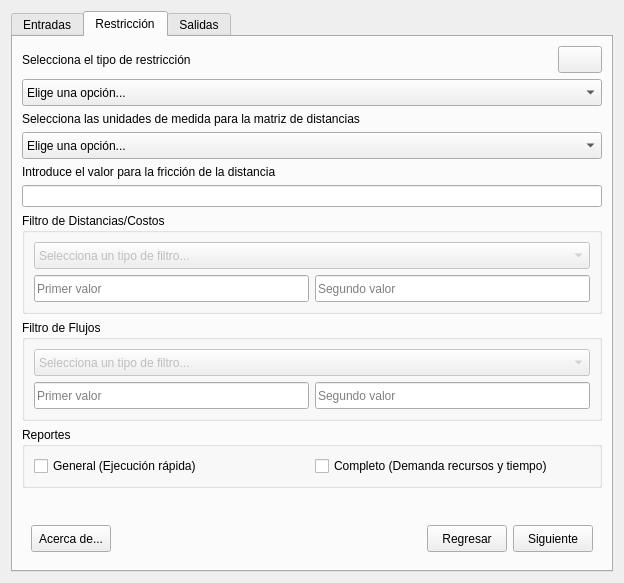
SirHades696/SpatialInteractionModels, file spatial_interaction_models_dialog_base.ui: the form before one commit.
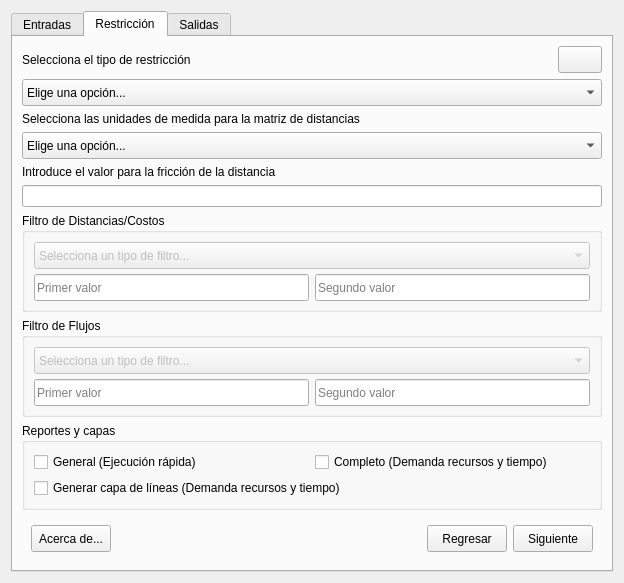
The form after the commit. The open tabs and pages were chosen to show the change. Icons and pictures are not drawn. Custom widgets are drawn as their Qt base class.

What changed in the file:
```diff
--- a/spatial_interaction_models_dialog_base.ui
+++ b/spatial_interaction_models_dialog_base.ui
@@ -829,7 +829,7 @@
        <item row="8" column="0" colspan="2">
         <widget class="QGroupBox" name="group_reports">
          <property name="title">
-          <string>Reportes</string>
+          <string>Reportes y capas</string>
          </property>
          <layout class="QGridLayout" name="gridLayout_16">
           <item row="0" column="0">
@@ -852,6 +852,13 @@
             </property>
            </widget>
           </item>
+          <item row="1" column="0" colspan="2">
+           <widget class="QCheckBox" name="check_lineas">
+            <property name="text">
+             <string>Generar capa de líneas (Demanda recursos y tiempo)</string>
+            </property>
+           </widget>
+          </item>
          </layout>
         </widget>
        </item>
```
